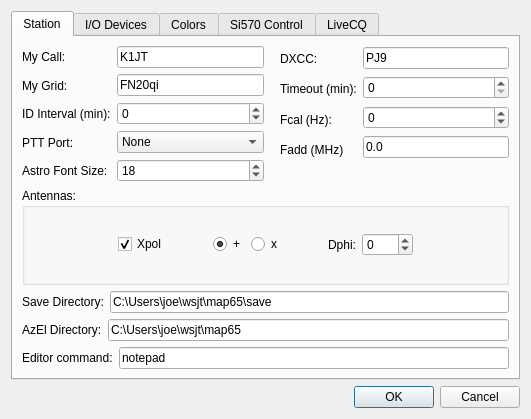
The window that map65/devsetup.ui (KJ5HST-LABS/wsjtx) describes before a commit, drawn with Qt 5.
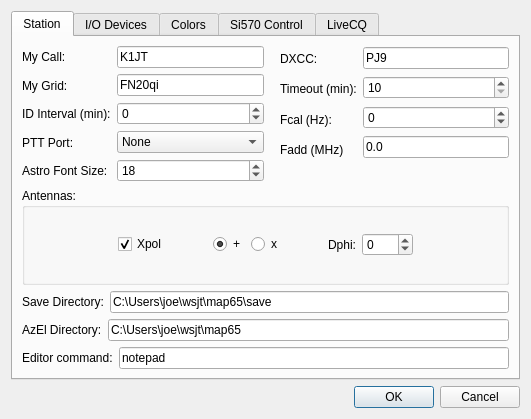
The same window after the commit.

Patch:
```diff
--- a/map65/devsetup.ui
+++ b/map65/devsetup.ui
@@ -279,6 +279,9 @@
              </item>
              <item>
               <widget class="QSpinBox" name="timeoutSpinBox">
+               <property name="minimum">
+                <number>10</number>
+               </property>
                <property name="maximum">
                 <number>40</number>
                </property>
```
